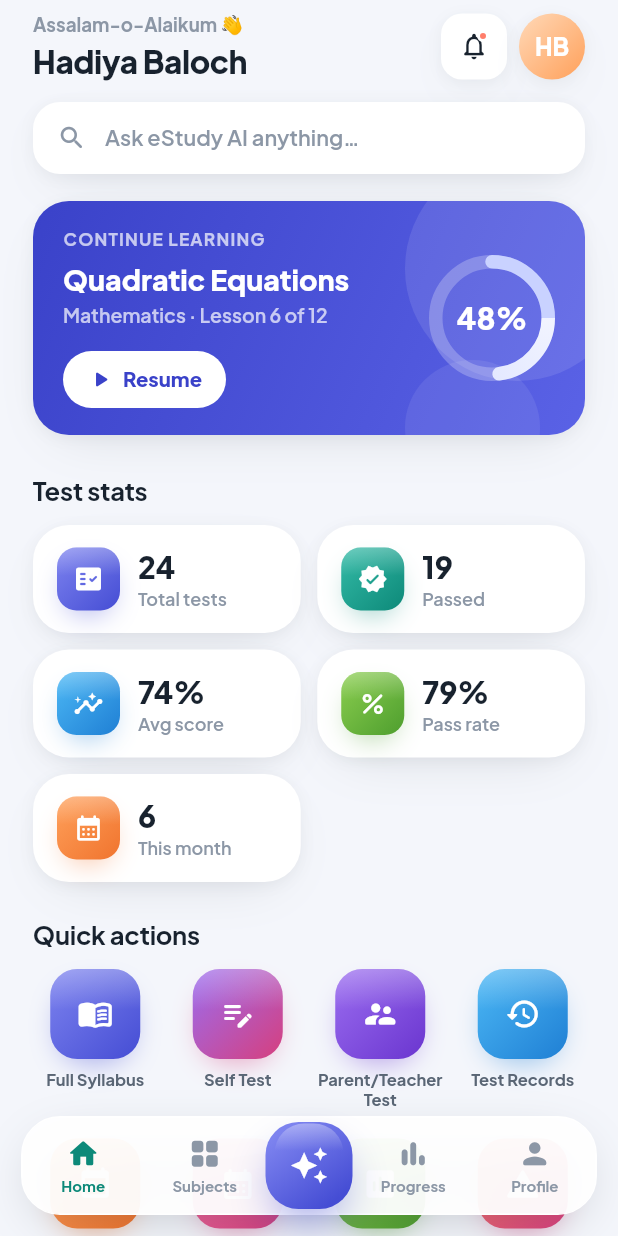
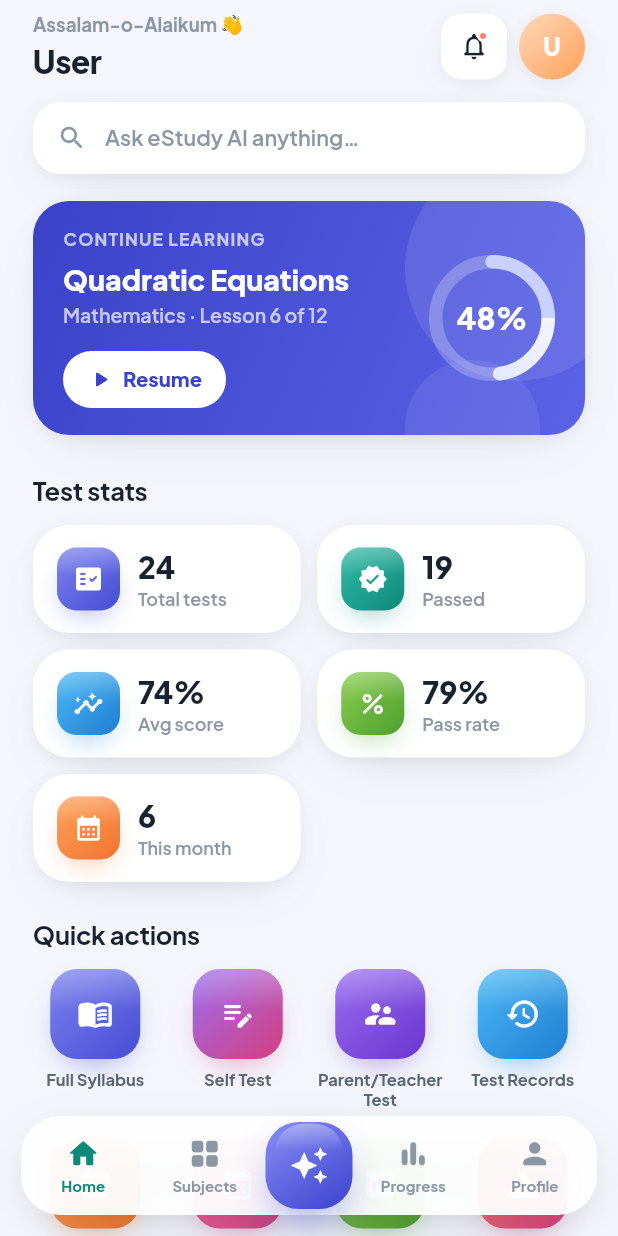
Before and after one commit to mateenali/Balochistan-academy-portal_mobile-app, a Flutter app: the screen it shows after launch, after a tap on "Skip", on a phone screen of 412 x 824 dp. Run offline on Flutter 3.47's test engine with Material 3 defaults, Android fonts, the phone set to English and light mode, and no system bars; our stand-ins replace dio, google_fonts, shared_preferences; network calls fail.

Commit message:
Updated ProgressScreen with real user data from API

```diff
--- a/lib/Api/api_client.dart
+++ b/lib/Api/api_client.dart
@@ -157,7 +157,7 @@ class ApiClient {
     }
   }
 
-  // ── GET CURRENT USER ────────────────────────────────────────
+// ── GET CURRENT USER ────────────────────────────────────────
   Future<Map<String, dynamic>> getCurrentUser() async {
     try {
       final token = await TokenManager.getAccessToken();
@@ -169,6 +169,15 @@ class ApiClient {
           headers: {'Authorization': 'Bearer $token'},
         ),
       );
+
+      print('  User Data from /me: ${response.data}');
+
+      // API response mein 'user' key ke ander data hai
+      if (response.data != null && response.data['user'] != null) {
+        print(' Extracted user data: ${response.data['user']}');
+        return response.data['user'];
+      }
+
       return response.data;
     } on DioException catch (e) {
       throw _handleError(e);
--- a/lib/screens/home.dart
+++ b/lib/screens/home.dart
@@ -12,16 +12,57 @@ import 'daily_test.dart';
 import 'monthly_test.dart';
 import 'result_reports.dart';
 import 'complaints.dart';
+import '../Api/api_client.dart';
 
 
-class HomeScreen extends StatelessWidget {
+class HomeScreen extends StatefulWidget {
   final ValueChanged<int> onTab;
   const HomeScreen({super.key, required this.onTab});
+
+  @override
+  State<HomeScreen> createState() => _HomeScreenState();
+}
+
+class _HomeScreenState extends State<HomeScreen> {
+
+  Map<String, dynamic>? _user;
+  bool _loading = true;
+
+
+  @override
+  void initState() {
+    super.initState();
+    _fetchUser();
+  }
+
+
+  Future<void> _fetchUser() async {
+    try {
+      final apiClient = ApiClient();
+      final user = await apiClient.getCurrentUser();
+      setState(() {
+        _user = user;
+        _loading = false;
+      });
+    } catch (e) {
+      print('Failed to fetch user: $e');
+      setState(() => _loading = false);
+    }
+  }
 
   void _push(BuildContext c, Widget w) => Navigator.of(c).push(MaterialPageRoute(builder: (_) => w));
 
   @override
   Widget build(BuildContext context) {
+
+    if (_loading) {
+      return const Scaffold(
+        body: Center(
+          child: CircularProgressIndicator(),
+        ),
+      );
+    }
+
     return SafeArea(
       bottom: false,
       child: ListView(
@@ -36,13 +77,14 @@ class HomeScreen extends StatelessWidget {
                 Column(crossAxisAlignment: CrossAxisAlignment.start, children: [
                   Text('Assalam-o-Alaikum 👋', style: jk(12.5, weight: FontWeight.w700, color: AppColors.ink3)),
                   const SizedBox(height: 2),
-                  Text('Hadiya Baloch', style: jk(21, weight: FontWeight.w800, spacing: -0.3)),
+
+                  Text(_user?['name'] ?? 'User', style: jk(21, weight: FontWeight.w800, spacing: -0.3)),
                 ]),
                 Row(children: [
                   _iconBtn(Icons.notifications_none_rounded, dot: true),
                   const SizedBox(width: 8),
                   Pressable(
-                    onTap: () => onTab(4),
+                    onTap: () => widget.onTab(4),
                     child: Container(
                       width: 44, height: 44,
                       decoration: const BoxDecoration(
@@ -50,7 +92,15 @@ class HomeScreen extends StatelessWidget {
                         gradient: LinearGradient(begin: Alignment.topLeft, end: Alignment.bottomRight, colors: [Color(0xFFFFD9B8), AppColors.apricot]),
                         boxShadow: cardShadow,
                       ),
-                      child: Center(child: Text('HB', style: jk(16, weight: FontWeight.w800, color: Colors.white))),
+
+                      child: Center(
+                        child: Text(
+                          _user?['name'] != null && _user!['name'].toString().isNotEmpty
+                              ? _user!['name'].toString().split(' ').map((e) => e[0]).join('').toUpperCase()
+                              : 'U',
+                          style: jk(16, weight: FontWeight.w800, color: Colors.white),
+                        ),
+                      ),
                     ),
                   ),
                 ]),
@@ -64,7 +114,7 @@ class HomeScreen extends StatelessWidget {
             child: AppCard(
               radius: 18,
               padding: const EdgeInsets.symmetric(horizontal: 16, vertical: 14),
-              onTap: () => onTab(2),
+              onTap: () => widget.onTab(2),
               child: Row(children: [
                 const Icon(Icons.search_rounded, color: AppColors.ink3, size: 20),
                 const SizedBox(width: 12),
@@ -162,7 +212,6 @@ class HomeScreen extends StatelessWidget {
                   _quick(Icons.calendar_month_rounded, AppColors.rose, AppColors.rose2, 'Monthly Test', () => _push(context, const MonthlyTestScreen())),
                   _quick(Icons.assessment_rounded, AppColors.lime, AppColors.lime2, 'Result Reports', () => _push(context, const ResultReportsScreen())),
                   _quick(Icons.report_problem_rounded, AppColors.coral, AppColors.rose2, 'Complaints', () => _push(context, const ComplaintsScreen())),
-
                 ];
                 return Wrap(
                   spacing: gap,
@@ -177,7 +226,7 @@ class HomeScreen extends StatelessWidget {
           const SizedBox(height: 12),
           ..._plan(context),
           const SizedBox(height: 26),
-          _sectionTitle('Explore subjects', trailing: 'See all', onTrailing: () => onTab(1)),
+          _sectionTitle('Explore subjects', trailing: 'See all', onTrailing: () => widget.onTab(1)),
           const SizedBox(height: 14),
           SizedBox(
             height: 96,
@@ -189,7 +238,7 @@ class HomeScreen extends StatelessWidget {
               itemBuilder: (_, k) {
                 final s = kSubjects[k];
                 return Pressable(
-                  onTap: () => onTab(1),
+                  onTap: () => widget.onTab(1),
                   child: Column(children: [
                     GradientTile(icon: s.icon, c1: s.c1, c2: s.c2, size: 62, radius: 20, iconSize: 28),
                     const SizedBox(height: 8),
--- a/lib/screens/profile.dart
+++ b/lib/screens/profile.dart
@@ -22,6 +22,10 @@ class _ProfileScreenState extends State<ProfileScreen> {
   bool _langEn = true;
   bool _reminders = true;
 
+
+  Map<String, dynamic>? _user;
+  bool _loading = true;
+
   final _rows = [
     _MenuRow(Icons.track_changes, AppColors.indigo400, AppColors.indigo600, 'My goals', 'FSc Pre-Medical'),
     _MenuRow(Icons.calendar_today_rounded, AppColors.teal400, AppColors.teal600, 'Study schedule', 'Daily · 6:00 PM'),
@@ -30,11 +34,32 @@ class _ProfileScreenState extends State<ProfileScreen> {
   ];
 
 
+  @override
+  void initState() {
+    super.initState();
+    _fetchUser();
+  }
+
+
+  Future<void> _fetchUser() async {
+    try {
+      final apiClient = ApiClient();
+      final user = await apiClient.getCurrentUser();
+      setState(() {
+        _user = user;
+        _loading = false;
+      });
+    } catch (e) {
+      print(' Failed to fetch user: $e');
+      setState(() => _loading = false);
+    }
+  }
+
   Future<void> _logout() async {
     try {
       final apiClient = ApiClient();
       await apiClient.logout();
-      print(' Logout successful');
+      print('Logout successful');
 
       if (!mounted) return;
       Navigator.of(context).pushReplacement(
@@ -42,7 +67,6 @@ class _ProfileScreenState extends State<ProfileScreen> {
       );
     } catch (e) {
       print(' Logout error: $e');
-
       await TokenManager.clearTokens();
       if (!mounted) return;
       Navigator.of(context).pushReplacement(
@@ -53,6 +77,15 @@ class _ProfileScreenState extends State<ProfileScreen> {
 
   @override
   Widget build(BuildContext context) {
+
+    if (_loading) {
+      return const Scaffold(
+        body: Center(
+          child: CircularProgressIndicator(),
+        ),
+      );
+    }
+
     return SafeArea(
       bottom: false,
       child: ListView(
@@ -90,15 +123,28 @@ class _ProfileScreenState extends State<ProfileScreen> {
                         border: Border.all(color: Colors.white.withOpacity(0.4), width: 3),
                         boxShadow: [BoxShadow(color: Colors.black.withOpacity(0.2), blurRadius: 30, offset: const Offset(0, 16), spreadRadius: -10)],
                       ),
-                      child: Center(child: Text('HB', style: jk(30, weight: FontWeight.w800, color: Colors.white))),
+                      child: Center(
+
+                        child: Text(
+                          _user?['name'] != null && _user!['name'].toString().isNotEmpty
+                              ? _user!['name'].toString().split(' ').map((e) => e[0]).join('').toUpperCase()
+                              : 'U',
+                          style: jk(30, weight: FontWeight.w800, color: Colors.white),
+                        ),
+                      ),
                     ),
                     const SizedBox(width: 16),
                     Expanded(
                       child: Column(
                         crossAxisAlignment: CrossAxisAlignment.start,
                         children: [
-                          Text('Hadiya Baloch', style: jk(22, weight: FontWeight.w800, color: Colors.white)),
-                          Text('Class 10 · Quetta', style: jk(13.5, weight: FontWeight.w600, color: Colors.white70)),
+
+                          Text(_user?['name'] ?? 'User', style: jk(22, weight: FontWeight.w800, color: Colors.white)),
+
+                          Text(
+                            '${_user?['gradeCode'] ?? ''} · ${_user?['board'] ?? ''}',
+                            style: jk(13.5, weight: FontWeight.w600, color: Colors.white70),
+                          ),
                           const SizedBox(height: 7),
                           Row(
                             children: [
@@ -234,7 +280,7 @@ class _ProfileScreenState extends State<ProfileScreen> {
             ),
           )),
 
-
+          // logout
           Padding(
             padding: const EdgeInsets.fromLTRB(22, 6, 22, 0),
             child: Pressable(
--- a/lib/screens/progress.dart
+++ b/lib/screens/progress.dart
@@ -1,6 +1,7 @@
 import 'package:flutter/material.dart';
 import '../theme.dart';
 import '../widgets.dart';
+import '../Api/api_client.dart';
 
 class _WeekBar {
   final String day;
@@ -24,11 +25,45 @@ class _Badge {
   const _Badge(this.icon, this.c, this.shadow, this.label);
 }
 
-class ProgressScreen extends StatelessWidget {
+class ProgressScreen extends StatefulWidget {
   const ProgressScreen({super.key});
 
   @override
+  State<ProgressScreen> createState() => _ProgressScreenState();
+}
+
+class _ProgressScreenState extends State<ProgressScreen> {
+  Map<String, dynamic>? _user;
+  bool _loading = true;
+
+  @override
+  void initState() {
+    super.initState();
+    _fetchUser();
+  }
+
+  Future<void> _fetchUser() async {
+    try {
+      final apiClient = ApiClient();
+      final user = await apiClient.getCurrentUser();
+      setState(() {
+        _user = user;
+        _loading = false;
+      });
+    } catch (e) {
+      print('Failed to fetch user: $e');
+      setState(() => _loading = false);
+    }
+  }
+
+  @override
   Widget build(BuildContext context) {
+    if (_loading) {
+      return const Scaffold(
+        body: Center(child: CircularProgressIndicator()),
+      );
+    }
+
     final week = [
       const _WeekBar('M', 0.60), const _WeekBar('T', 0.85), const _WeekBar('W', 0.40),
       const _WeekBar('T', 0.95), const _WeekBar('F', 0.70), const _WeekBar('S', 0.30),
@@ -60,7 +95,10 @@ class ProgressScreen extends StatelessWidget {
               children: [
                 Text('YOUR PROGRESS', style: jk(11.5, weight: FontWeight.w700, color: AppColors.ink3, spacing: 1.4)),
                 const SizedBox(height: 6),
-                Text('Keep it up, Hadiya!', style: jk(27, weight: FontWeight.w800, spacing: -0.5)),
+                Text(
+                  'Keep it up, ${_user?['name'] ?? 'User'}!',
+                  style: jk(27, weight: FontWeight.w800, spacing: -0.5),
+                ),
               ],
             ),
           ),
```
